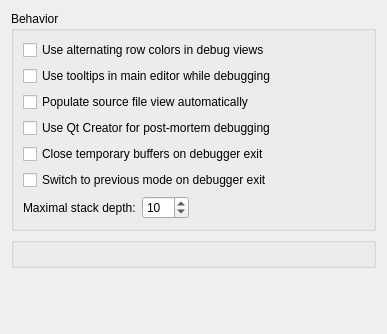
The window that src/plugins/debugger/commonoptionspage.ui (qt-creator/qt-creator) describes before a commit, drawn with Qt 5.
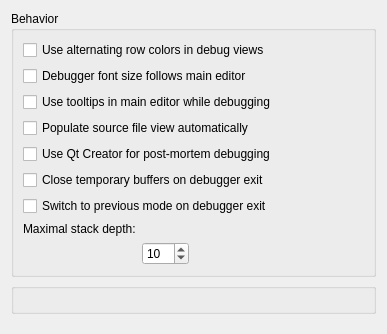
The same window after the commit. Custom widgets are drawn as their Qt base class.

Commit message:
debugger: make "debugger font size follows main editor optional"
Task-number: QTCREATORBUG-2420

```diff
--- a/src/plugins/debugger/commonoptionspage.ui
+++ b/src/plugins/debugger/commonoptionspage.ui
@@ -25,13 +25,23 @@
        </widget>
       </item>
       <item row="2" column="0" colspan="2">
+       <widget class="QCheckBox" name="checkBoxFontSizeFollowsEditor">
+        <property name="text">
+         <string>Debugger font size follows main editor</string>
+        </property>
+        <property name="toolTip">
+         <string>Selecting this results in font size changes in the debugger views whenever the font size in the main editor changes.</string>
+        </property>
+       </widget>
+      </item>
+      <item row="3" column="0" colspan="2">
        <widget class="QCheckBox" name="checkBoxUseToolTipsInMainEditor">
         <property name="text">
          <string>Use tooltips in main editor while debugging</string>
         </property>
        </widget>
       </item>
-      <item row="3" column="0" colspan="2">
+      <item row="4" column="0" colspan="2">
        <widget class="QCheckBox" name="checkBoxListSourceFiles">
         <property name="toolTip">
          <string>Checking this will populate the source file view automatically but might slow down debugger startup considerably.</string>
@@ -41,7 +51,7 @@
         </property>
        </widget>
       </item>
-      <item row="4" column="0" colspan="2">
+      <item row="5" column="0" colspan="2">
        <widget class="QCheckBox" name="checkBoxRegisterForPostMortem">
         <property name="toolTip">
          <string>Register Qt Creator for debugging crashed applications.</string>
@@ -51,7 +61,7 @@
         </property>
        </widget>
       </item>
-      <item row="5" column="0" colspan="2">
+      <item row="6" column="0" colspan="2">
        <widget class="QCheckBox" name="checkBoxCloseBuffersOnExit">
         <property name="toolTip">
          <string>Close temporary buffers on debugger exit.</string>
@@ -61,7 +71,7 @@
         </property>
        </widget>
       </item>
-      <item row="6" column="0" colspan="2">
+      <item row="7" column="0" colspan="2">
        <widget class="QCheckBox" name="checkBoxSwitchModeOnExit">
         <property name="toolTip">
          <string>Switch to previous mode on debugger exit.</string>
@@ -71,7 +81,7 @@
         </property>
        </widget>
       </item>
-      <item row="7" column="0">
+      <item row="8" column="0">
        <widget class="QLabel" name="labelMaximalStackDepth">
         <property name="sizePolicy">
          <sizepolicy hsizetype="Maximum" vsizetype="Preferred">
@@ -84,7 +94,7 @@
         </property>
        </widget>
       </item>
-      <item row="7" column="1">
+      <item row="9" column="1">
        <layout class="QHBoxLayout" name="horizontalLayout">
         <item>
          <widget class="QSpinBox" name="spinBoxMaximalStackDepth">
```
The commit also changes 4 other files.
